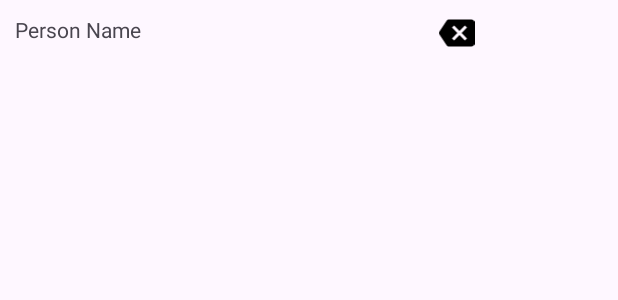
After one commit to Karank11/SQLDelight-App, an Android app: the layout list_item_person.xml on its own in the app's theme, with its tools: preview values and no code run, on a phone screen of 412 x 824 dp. The commit adds this screen. Shown: the top 300 px of the screen. Run offline under Robolectric (Android 15) with nearby library versions, the phone set to English and light mode, and no system bars.

Commit message:
UI : recyclerview implementation

```diff
--- a/app/build.gradle
+++ b/app/build.gradle
@@ -50,6 +50,8 @@ dependencies {
     implementation libs.androidx.activity
     implementation libs.androidx.constraintlayout
 
+    implementation(libs.androidx.recyclerview)
+
     implementation(libs.android.driver)
     implementation(libs.android.coroutines.extensions)
 
--- /dev/null
+++ b/app/src/main/res/drawable/ic_delete.xml
@@ -0,0 +1,5 @@
+<vector xmlns:android="http://schemas.android.com/apk/res/android" android:autoMirrored="true" android:height="24dp" android:tint="#000000" android:viewportHeight="24" android:viewportWidth="24" android:width="24dp">
+
+    <path android:fillColor="@android:color/white" android:pathData="M22,3L7,3c-0.69,0 -1.23,0.35 -1.59,0.88L0,12l5.41,8.11c0.36,0.53 0.9,0.89 1.59,0.89h15c1.1,0 2,-0.9 2,-2L24,5c0,-1.1 -0.9,-2 -2,-2zM19,15.59L17.59,17 14,13.41 10.41,17 9,15.59 12.59,12 9,8.41 10.41,7 14,10.59 17.59,7 19,8.41 15.41,12 19,15.59z"/>
+
+</vector>
--- a/app/src/main/res/layout/activity_main.xml
+++ b/app/src/main/res/layout/activity_main.xml
@@ -13,11 +13,11 @@
         android:id="@+id/recyclerView"
         android:layout_width="0dp"
         android:layout_height="0dp"
-        app:layoutManager="androidx.recyclerview.widget.LinearLayoutManager"
         app:layout_constraintTop_toTopOf="parent"
         app:layout_constraintBottom_toTopOf="@id/bottomBar"
         app:layout_constraintStart_toStartOf="parent"
-        app:layout_constraintEnd_toEndOf="parent" />
+        app:layout_constraintEnd_toEndOf="parent"
+        app:layoutManager="androidx.recyclerview.widget.LinearLayoutManager"/>
 
     <!-- Bottom bar -->
     <LinearLayout
--- /dev/null
+++ b/app/src/main/res/layout/list_item_person.xml
@@ -0,0 +1,24 @@
+<?xml version="1.0" encoding="utf-8"?>
+<LinearLayout xmlns:android="http://schemas.android.com/apk/res/android"
+    xmlns:tools="http://schemas.android.com/tools"
+    android:layout_width="match_parent"
+    android:layout_height="match_parent"
+    android:weightSum="5"
+    android:layout_margin="10dp"
+    android:orientation="horizontal">
+
+    <TextView
+        android:id="@+id/person_name"
+        tools:text="Person Name"
+        android:layout_width="wrap_content"
+        android:layout_weight="3"
+        android:layout_height="wrap_content"/>
+
+    <ImageView
+        android:id="@+id/delete_button"
+        android:layout_width="wrap_content"
+        android:layout_height="wrap_content"
+        android:layout_weight="1"
+        android:src="@drawable/ic_delete"/>
+
+</LinearLayout>
--- a/gradle/libs.versions.toml
+++ b/gradle/libs.versions.toml
@@ -1,5 +1,6 @@
 [versions]
 agp = "8.8.1"
+recyclerview = "1.4.0"
 sqldelightVersion = "2.0.1"
 kotlin = "1.9.24"
 coreKtx = "1.16.0"
@@ -15,6 +16,7 @@ constraintlayout = "2.2.1"
 android-coroutines-extensions = { module = "app.cash.sqldelight:coroutines-extensions", version.ref = "sqldelightVersion" }
 android-driver = { module = "app.cash.sqldelight:android-driver", version.ref = "sqldelightVersion" }
 androidx-core-ktx = { group = "androidx.core", name = "core-ktx", version.ref = "coreKtx" }
+androidx-recyclerview = { module = "androidx.recyclerview:recyclerview", version.ref = "recyclerview" }
 junit = { group = "junit", name = "junit", version.ref = "junit" }
 androidx-junit = { group = "androidx.test.ext", name = "junit", version.ref = "junitVersion" }
 androidx-espresso-core = { group = "androidx.test.espresso", name = "espresso-core", version.ref = "espressoCore" }
```
Also changed, not shown: app/src/main/java/com/example/sqldelightapp/ui/recyclerview/PersonDataAdapter.kt (added, +28 -0 lines), app/src/main/java/com/example/sqldelightapp/ui/recyclerview/PersonDataViewHolder.kt (added, +12 -0 lines).
